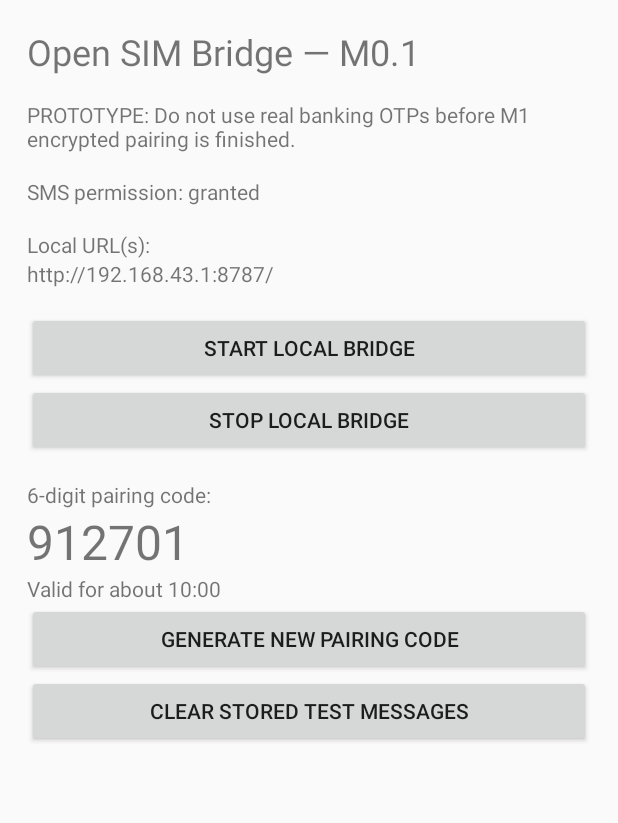
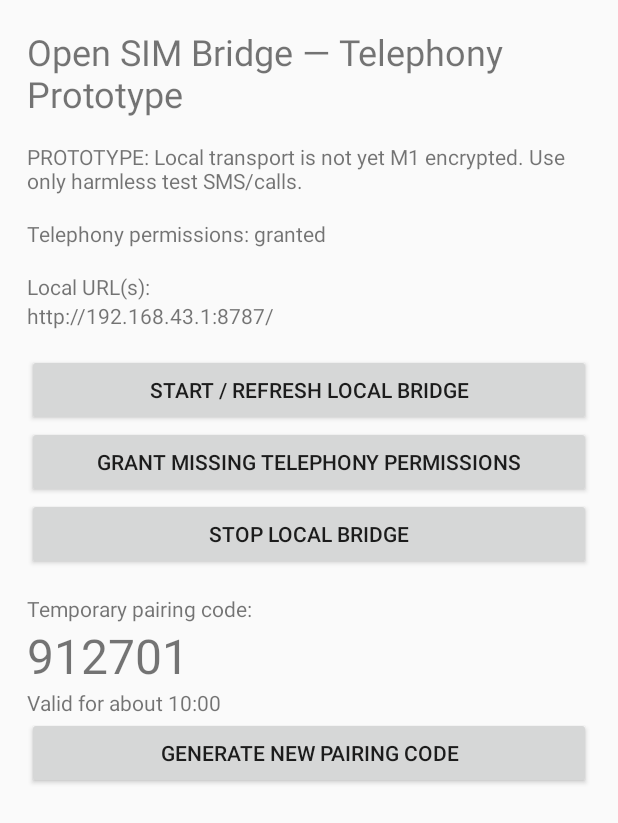
Before and after one commit to Vodomia/open-sim-bridge, an Android app: the screen it shows after launch (MainActivity), on a phone screen of 412 x 824 dp. Shown: the top 823 px of the screen. Run offline under Robolectric (Android 15) with nearby library versions, the phone set to English and light mode, and no system bars.

Commit message:
Request telephony prototype permissions

```diff
--- a/android-bridge/app/src/main/java/dev/opensimbridge/bridge/MainActivity.java
+++ b/android-bridge/app/src/main/java/dev/opensimbridge/bridge/MainActivity.java
@@ -13,11 +13,12 @@ import android.widget.ScrollView;
 import android.widget.TextView;
 import android.widget.Toast;
 
+import java.util.ArrayList;
 import java.util.List;
 import java.util.Locale;
 
 public final class MainActivity extends Activity {
-    private static final int SMS_PERMISSION_REQUEST = 1001;
+    private static final int PERMISSION_REQUEST = 1001;
 
     private TextView status;
     private TextView urls;
@@ -29,7 +30,7 @@ public final class MainActivity extends Activity {
         super.onCreate(savedInstanceState);
         setContentView(buildUi());
         refreshUi();
-        requestSmsPermissionIfNeeded();
+        requestPermissionsIfNeeded();
     }
 
     @Override
@@ -46,12 +47,12 @@ public final class MainActivity extends Activity {
         root.setPadding(pad, pad, pad, pad);
 
         TextView title = new TextView(this);
-        title.setText("Open SIM Bridge — M0.1");
+        title.setText("Open SIM Bridge — Telephony Prototype");
         title.setTextSize(24);
         root.addView(title);
 
         TextView warning = new TextView(this);
-        warning.setText("\nPROTOTYPE: Do not use real banking OTPs before M1 encrypted pairing is finished.\n");
+        warning.setText("\nPROTOTYPE: Local transport is not yet M1 encrypted. Use only harmless test SMS/calls.\n");
         root.addView(warning);
 
         status = new TextView(this);
@@ -66,9 +67,14 @@ public final class MainActivity extends Activity {
         root.addView(urls);
 
         Button start = new Button(this);
-        start.setText("Start local bridge");
+        start.setText("Start / refresh local bridge");
         start.setOnClickListener(v -> startBridge());
         root.addView(start);
+
+        Button permissions = new Button(this);
+        permissions.setText("Grant missing telephony permissions");
+        permissions.setOnClickListener(v -> requestPermissionsIfNeeded());
+        root.addView(permissions);
 
         Button stop = new Button(this);
         stop.setText("Stop local bridge");
@@ -79,7 +85,7 @@ public final class MainActivity extends Activity {
         root.addView(stop);
 
         TextView pairingLabel = new TextView(this);
-        pairingLabel.setText("\n6-digit pairing code:");
+        pairingLabel.setText("\nTemporary pairing code:");
         root.addView(pairingLabel);
 
         pairingCode = new TextView(this);
@@ -95,17 +101,8 @@ public final class MainActivity extends Activity {
         regenerate.setOnClickListener(v -> {
             PairingStore.regenerate(this);
             refreshUi();
-            Toast.makeText(this, "New pairing code generated", Toast.LENGTH_SHORT).show();
         });
         root.addView(regenerate);
-
-        Button clear = new Button(this);
-        clear.setText("Clear stored test messages");
-        clear.setOnClickListener(v -> {
-            SmsStore.clear(this);
-            Toast.makeText(this, "Messages cleared", Toast.LENGTH_SHORT).show();
-        });
-        root.addView(clear);
 
         ScrollView scroll = new ScrollView(this);
         scroll.addView(root);
@@ -113,10 +110,12 @@ public final class MainActivity extends Activity {
     }
 
     private void refreshUi() {
-        boolean allowed = Build.VERSION.SDK_INT < 23
-                || checkSelfPermission(Manifest.permission.RECEIVE_SMS) == PackageManager.PERMISSION_GRANTED;
-
-        status.setText("SMS permission: " + (allowed ? "granted" : "not granted"));
+        List<String> missing = missingPermissions();
+        status.setText(
+                missing.isEmpty()
+                        ? "Telephony permissions: granted"
+                        : "Missing permissions: " + join(missing)
+        );
 
         List<String> list = NetworkInfoUtil.localUrls(LocalHttpServer.PORT);
         StringBuilder sb = new StringBuilder();
@@ -125,24 +124,56 @@ public final class MainActivity extends Activity {
 
         pairingCode.setText(PairingStore.currentCode(this));
         long seconds = Math.max(0L, PairingStore.expiresInMs(this) / 1000L);
-        long minutes = seconds / 60L;
-        long remainingSeconds = seconds % 60L;
         pairingExpiry.setText(String.format(
                 Locale.US,
                 "Valid for about %d:%02d",
-                minutes,
-                remainingSeconds
+                seconds / 60L,
+                seconds % 60L
         ));
     }
 
-    private void requestSmsPermissionIfNeeded() {
-        if (Build.VERSION.SDK_INT >= 23
-                && checkSelfPermission(Manifest.permission.RECEIVE_SMS)
-                != PackageManager.PERMISSION_GRANTED) {
-            requestPermissions(
-                    new String[]{Manifest.permission.RECEIVE_SMS},
-                    SMS_PERMISSION_REQUEST
-            );
+    private List<String> missingPermissions() {
+        List<String> missing = new ArrayList<>();
+        if (Build.VERSION.SDK_INT < 23) return missing;
+
+        addIfMissing(missing, Manifest.permission.RECEIVE_SMS, "RECEIVE_SMS");
+        addIfMissing(missing, Manifest.permission.SEND_SMS, "SEND_SMS");
+        addIfMissing(missing, Manifest.permission.READ_PHONE_STATE, "READ_PHONE_STATE");
+        addIfMissing(missing, Manifest.permission.READ_CALL_LOG, "READ_CALL_LOG");
+        addIfMissing(missing, Manifest.permission.CALL_PHONE, "CALL_PHONE");
+        if (Build.VERSION.SDK_INT >= 26) {
+            addIfMissing(missing, Manifest.permission.ANSWER_PHONE_CALLS, "ANSWER_PHONE_CALLS");
+        }
+        return missing;
+    }
+
+    private void addIfMissing(List<String> list, String permission, String label) {
+        if (checkSelfPermission(permission) != PackageManager.PERMISSION_GRANTED) {
+            list.add(label);
+        }
+    }
+
+    private void requestPermissionsIfNeeded() {
+        if (Build.VERSION.SDK_INT < 23) return;
+
+        ArrayList<String> permissions = new ArrayList<>();
+        addPermissionIfMissing(permissions, Manifest.permission.RECEIVE_SMS);
+        addPermissionIfMissing(permissions, Manifest.permission.SEND_SMS);
+        addPermissionIfMissing(permissions, Manifest.permission.READ_PHONE_STATE);
+        addPermissionIfMissing(permissions, Manifest.permission.READ_CALL_LOG);
+        addPermissionIfMissing(permissions, Manifest.permission.CALL_PHONE);
+        if (Build.VERSION.SDK_INT >= 26) {
+            addPermissionIfMissing(permissions, Manifest.permission.ANSWER_PHONE_CALLS);
+        }
+
+        if (!permissions.isEmpty()) {
+            requestPermissions(permissions.toArray(new String[0]), PERMISSION_REQUEST);
+        }
+    }
+
+    private void addPermissionIfMissing(List<String> list, String permission) {
+        if (checkSelfPermission(permission) != PackageManager.PERMISSION_GRANTED) {
+            list.add(permission);
         }
     }
 
@@ -153,7 +184,7 @@ public final class MainActivity extends Activity {
         } else {
             startService(intent);
         }
-        Toast.makeText(this, "Local bridge started", Toast.LENGTH_SHORT).show();
+        Toast.makeText(this, "Bridge active", Toast.LENGTH_SHORT).show();
         refreshUi();
     }
 
@@ -165,6 +196,18 @@ public final class MainActivity extends Activity {
     ) {
         super.onRequestPermissionsResult(requestCode, permissions, grantResults);
         refreshUi();
+        if (requestCode == PERMISSION_REQUEST) {
+            startBridge();
+        }
+    }
+
+    private String join(List<String> values) {
+        StringBuilder sb = new StringBuilder();
+        for (int i = 0; i < values.size(); i++) {
+            if (i > 0) sb.append(", ");
+            sb.append(values.get(i));
+        }
+        return sb.toString();
     }
 
     private int dp(int value) {
```
